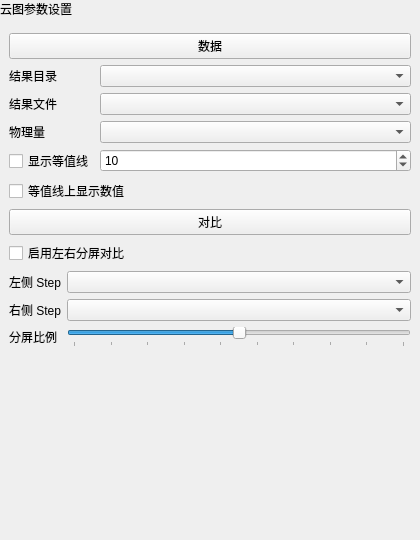
Before: the Qt Designer form plugins/Base_PostProcessing/NephogramSettingWidget.ui in asd977/base_cae, drawn with Qt 5.
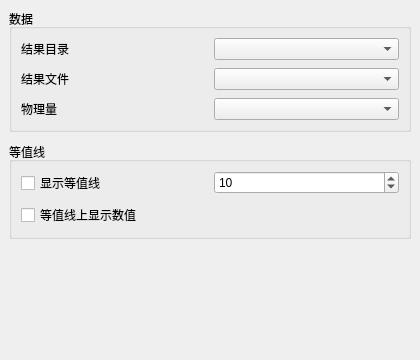
After: the same form once the commit is applied.

Commit message: Clean postprocessing probe and nephogram UI

```diff
--- a/plugins/Base_PostProcessing/NephogramSettingWidget.ui
+++ b/plugins/Base_PostProcessing/NephogramSettingWidget.ui
@@ -7,10 +7,10 @@
     <x>0</x>
     <y>0</y>
     <width>420</width>
-    <height>540</height>
+    <height>360</height>
    </rect>
   </property>
-  <layout class="QVBoxLayout" name="verticalLayout" stretch="0,0,0,0,0,1">
+  <layout class="QVBoxLayout" name="verticalLayout">
    <property name="leftMargin">
     <number>0</number>
    </property>
@@ -23,19 +23,6 @@
    <property name="bottomMargin">
     <number>0</number>
    </property>
-   <item>
-    <widget class="QLabel" name="pageHeaderLabel">
-     <property name="sizePolicy">
-      <sizepolicy hsizetype="Preferred" vsizetype="Fixed">
-       <horstretch>0</horstretch>
-       <verstretch>0</verstretch>
-      </sizepolicy>
-     </property>
-     <property name="text">
-      <string>云图参数设置</string>
-     </property>
-    </widget>
-   </item>
    <item>
     <layout class="QVBoxLayout" name="contentLayout">
      <property name="leftMargin">
@@ -51,18 +38,32 @@
       <number>9</number>
      </property>
      <property name="spacing">
-      <number>6</number>
+      <number>10</number>
      </property>
      <item>
-      <widget class="QPushButton" name="pushButton">
-       <property name="text">
+      <widget class="QGroupBox" name="dataGroupBox">
+       <property name="title">
         <string>数据</string>
        </property>
-      </widget>
-     </item>
-     <item>
-      <widget class="QWidget" name="widget_2" native="true">
-       <layout class="QGridLayout" name="gridLayout_3">
+       <layout class="QGridLayout" name="dataGridLayout">
+        <property name="leftMargin">
+         <number>9</number>
+        </property>
+        <property name="topMargin">
+         <number>9</number>
+        </property>
+        <property name="rightMargin">
+         <number>9</number>
+        </property>
+        <property name="bottomMargin">
+         <number>9</number>
+        </property>
+        <property name="horizontalSpacing">
+         <number>8</number>
+        </property>
+        <property name="verticalSpacing">
+         <number>8</number>
+        </property>
         <item row="0" column="0">
          <widget class="QLabel" name="label_result_dir">
           <property name="text">
@@ -82,12 +83,6 @@
         </item>
         <item row="1" column="0">
          <widget class="QLabel" name="label_step">
-          <property name="sizePolicy">
-           <sizepolicy hsizetype="Fixed" vsizetype="Preferred">
-            <horstretch>0</horstretch>
-            <verstretch>0</verstretch>
-           </sizepolicy>
-          </property>
           <property name="text">
            <string>结果文件</string>
           </property>
@@ -120,14 +115,41 @@
           </property>
          </widget>
         </item>
-        <item row="3" column="0">
+       </layout>
+      </widget>
+     </item>
+     <item>
+      <widget class="QGroupBox" name="contourGroupBox">
+       <property name="title">
+        <string>等值线</string>
+       </property>
+       <layout class="QGridLayout" name="contourGridLayout">
+        <property name="leftMargin">
+         <number>9</number>
+        </property>
+        <property name="topMargin">
+         <number>9</number>
+        </property>
+        <property name="rightMargin">
+         <number>9</number>
+        </property>
+        <property name="bottomMargin">
+         <number>9</number>
+        </property>
+        <property name="horizontalSpacing">
+         <number>8</number>
+        </property>
+        <property name="verticalSpacing">
+         <number>8</number>
+        </property>
+        <item row="0" column="0">
          <widget class="QCheckBox" name="contourEnableCheckBox">
           <property name="text">
            <string>显示等值线</string>
           </property>
          </widget>
         </item>
-        <item row="3" column="1">
+        <item row="0" column="1">
          <widget class="QSpinBox" name="contourLevelsSpinBox">
           <property name="minimum">
            <number>2</number>
@@ -146,135 +168,13 @@
           </property>
          </widget>
         </item>
-        <item row="4" column="0" colspan="2">
+        <item row="1" column="0" colspan="2">
          <widget class="QCheckBox" name="contourLabelCheckBox">
           <property name="text">
            <string>等值线上显示数值</string>
           </property>
          </widget>
         </item>
-        <property name="leftMargin">
-         <number>0</number>
-        </property>
-        <property name="topMargin">
-         <number>0</number>
-        </property>
-        <property name="rightMargin">
-         <number>0</number>
-        </property>
-        <property name="bottomMargin">
-         <number>0</number>
-        </property>
-       </layout>
-      </widget>
-     </item>
-     <item>
-      <widget class="QPushButton" name="pushButton_2">
-       <property name="text">
-        <string>对比</string>
-       </property>
-      </widget>
-     </item>
-     <item>
-      <widget class="QWidget" name="widget" native="true">
-       <layout class="QGridLayout" name="gridLayout_2">
-        <item row="3" column="0">
-         <widget class="QLabel" name="label_right">
-          <property name="sizePolicy">
-           <sizepolicy hsizetype="Fixed" vsizetype="Preferred">
-            <horstretch>0</horstretch>
-            <verstretch>0</verstretch>
-           </sizepolicy>
-          </property>
-          <property name="text">
-           <string>右侧 Step</string>
-          </property>
-         </widget>
-        </item>
-        <item row="5" column="0">
-         <widget class="QLabel" name="label_split">
-          <property name="sizePolicy">
-           <sizepolicy hsizetype="Fixed" vsizetype="Preferred">
-            <horstretch>0</horstretch>
-            <verstretch>0</verstretch>
-           </sizepolicy>
-          </property>
-          <property name="text">
-           <string>分屏比例</string>
-          </property>
-         </widget>
-        </item>
-        <item row="1" column="0">
-         <widget class="QLabel" name="label_left">
-          <property name="sizePolicy">
-           <sizepolicy hsizetype="Fixed" vsizetype="Preferred">
-            <horstretch>0</horstretch>
-            <verstretch>0</verstretch>
-           </sizepolicy>
-          </property>
-          <property name="text">
-           <string>左侧 Step</string>
-          </property>
-         </widget>
-        </item>
-        <item row="1" column="1">
-         <widget class="QComboBox" name="leftStepComboBox">
-          <property name="minimumSize">
-           <size>
-            <width>10</width>
-            <height>0</height>
-           </size>
-          </property>
-         </widget>
-        </item>
-        <item row="3" column="1">
-         <widget class="QComboBox" name="rightStepComboBox">
-          <property name="minimumSize">
-           <size>
-            <width>10</width>
-            <height>0</height>
-           </size>
-          </property>
-         </widget>
-        </item>
-        <item row="5" column="1">
-         <widget class="QSlider" name="splitSlider">
-          <property name="minimum">
-           <number>5</number>
-          </property>
-          <property name="maximum">
-           <number>95</number>
-          </property>
-          <property name="value">
-           <number>50</number>
-          </property>
-          <property name="orientation">
-           <enum>Qt::Orientation::Horizontal</enum>
-          </property>
-          <property name="tickPosition">
-           <enum>QSlider::TickPosition::TicksBelow</enum>
-          </property>
-         </widget>
-        </item>
-        <item row="0" column="0" colspan="2">
-         <widget class="QCheckBox" name="compareEnableCheckBox">
-          <property name="text">
-           <string>启用左右分屏对比</string>
-          </property>
-         </widget>
-        </item>
-        <property name="leftMargin">
-         <number>0</number>
-        </property>
-        <property name="topMargin">
-         <number>0</number>
-        </property>
-        <property name="rightMargin">
-         <number>0</number>
-        </property>
-        <property name="bottomMargin">
-         <number>0</number>
-        </property>
        </layout>
       </widget>
      </item>
```
Left out of the diff: 6 changed lines with no effect on the pictures. The commit also changes 5 other files.
